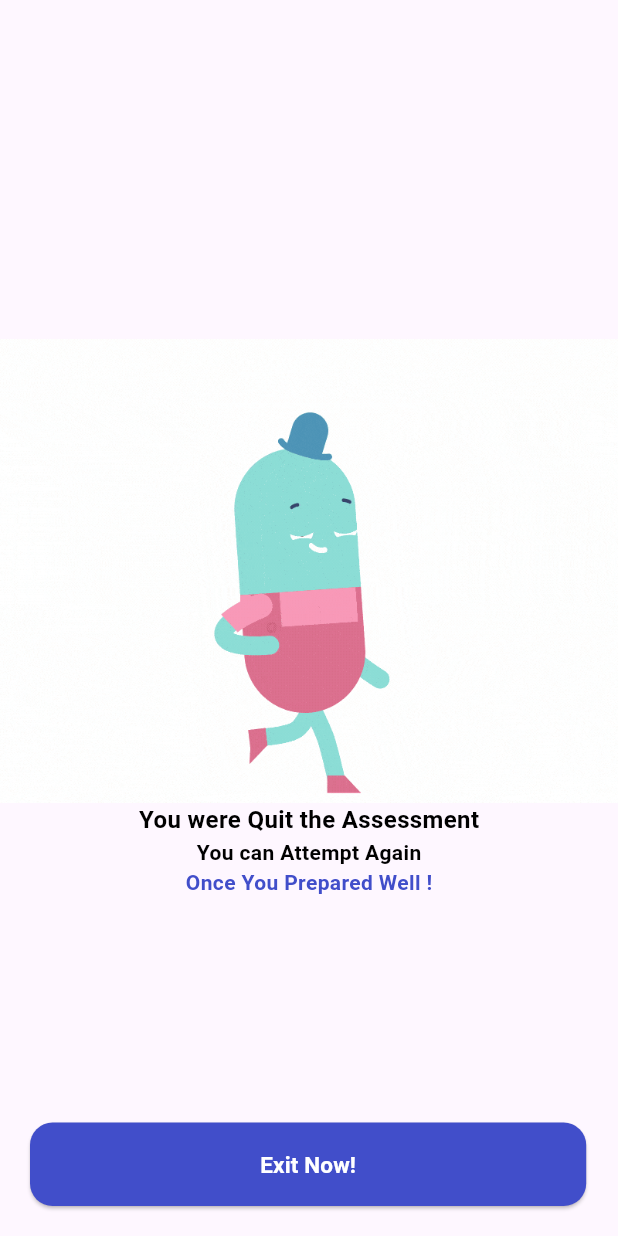
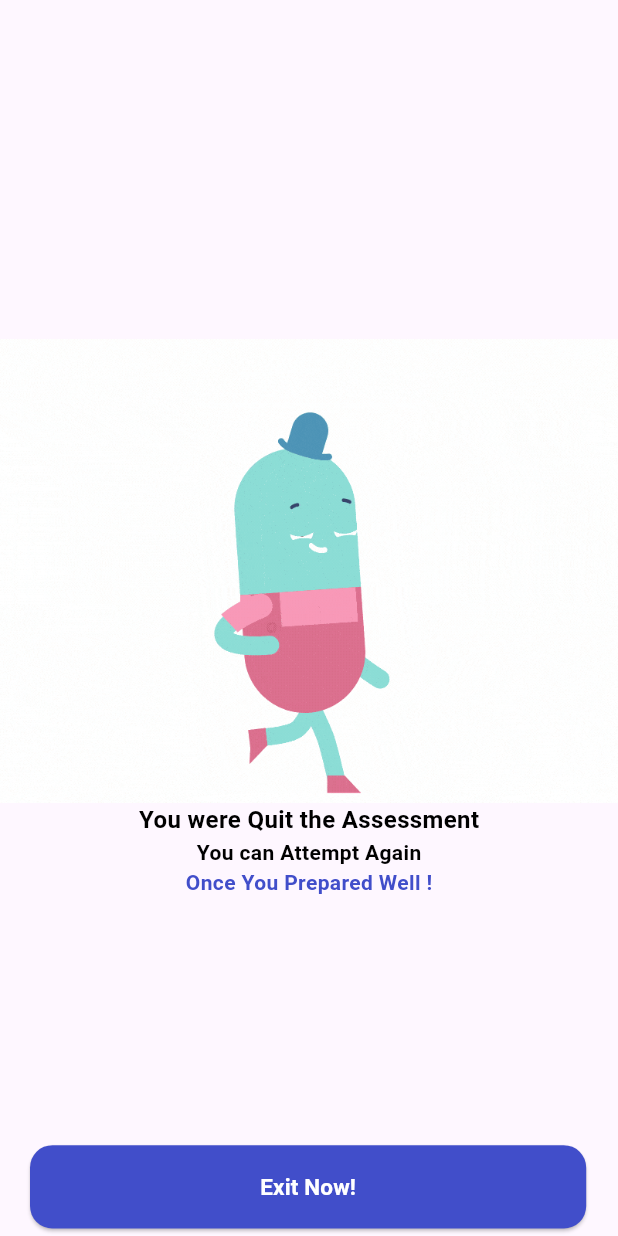
Before and after one commit to Soorya2002/TrainingsAndAssessments, a Flutter app: the ExitScreen screen opened directly, on a phone screen of 412 x 824 dp. Run offline on Flutter 3.47's test engine with Material 3 defaults, Android fonts, the phone set to English and light mode, and no system bars.

Commit message:
updated custom button and leaderboard

```diff
--- a/lib/assessments/widgets/global/custom_button.dart
+++ b/lib/assessments/widgets/global/custom_button.dart
@@ -13,9 +13,10 @@ class CustomButton extends StatelessWidget {
   @override
   Widget build(BuildContext context) {
     double screenWidth = MediaQuery.of(context).size.width;
+    double screenHeight = MediaQuery.of(context).size.height;
     final double buttonWidth = screenWidth * .9;
     return Padding(
-      padding: const EdgeInsets.symmetric(vertical: 20),
+      padding:  EdgeInsets.symmetric(vertical: screenHeight * .006),
       child: SizedBox(
         width: buttonWidth,
         height: buttonWidth * .15,
```
